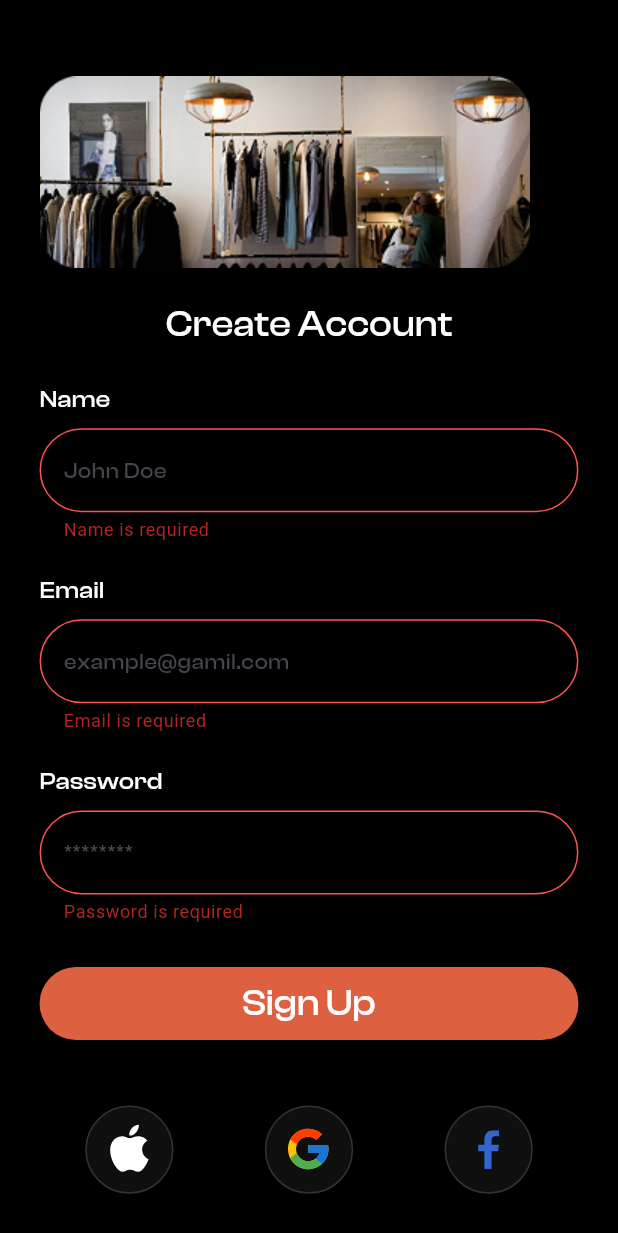
After one commit to NadyAlwazah/flutter-task04-team-ecommerce-getx-mvc-api-adv, a Flutter app: the CreateAcount screen opened by its route, after a tap on "Sign Up", on a phone screen of 412 x 824 dp. The commit adds this screen. Shown: the top 1233 px of the screen. Run offline on Flutter 3.47's test engine with Material 3 defaults, Android fonts, the phone set to English and light mode, and no system bars; our stand-ins replace dartz, equatable, flutter_screenutil, flutter_svg, get, google_fonts and 1 more; accounts and stored records are empty.

Commit message:
feat: implement create account screen and forget password and verty

```diff
--- a/lib/core/classes/crud.dart
+++ b/lib/core/classes/crud.dart
@@ -6,6 +6,8 @@ import 'package:flutter_task04_team_ecommerce_getx_mvc_api_adv/core/constants/ap
 import 'package:flutter_task04_team_ecommerce_getx_mvc_api_adv/core/helpful_function/check_internet.dart';
 import 'package:flutter_task04_team_ecommerce_getx_mvc_api_adv/core/network/server_helper.dart';
 import 'package:http/http.dart' as http;
+
+import '../helpful_function/check_internet.dart';
 
 class Crud {
   ///Get Request
--- a/lib/core/constants/assets.dart
+++ b/lib/core/constants/assets.dart
@@ -4,10 +4,14 @@ class AssetsData {
 
   // Images
   static const imageBoyPng = "${_images}boy.png";
+  static const imageCreateAcount = "${_images}Rectangle.png";
 
   //Icons
   static const iconBagWelcomeSvg = "${_icons}bag.svg";
   static const iconArrowBackSvg = "${_icons}arrow_back.svg";
   static const iconSearchSvg = "${_icons}search.svg";
   static const iconHeartOutlineSvg = "${_icons}heart_outline.svg";
+  static const icongoogleSvg = "${_icons}googleIcons.svg";
+  static const iconfacebookSvg = "${_icons}facebookIcons.svg";
+  static const iconappleSvg = "${_icons}appleIcons.svg";
 }
--- /dev/null
+++ b/lib/core/helpful_function/validate.dart
@@ -0,0 +1,28 @@
+class Validator {
+  static passwordValidator(String? value) {
+    if (value == null || value.isEmpty) {
+      return 'Password is required';
+    } else if (value.length < 6) {
+      return 'Password must be at least 6 characters long';
+    }
+    return null;
+  }
+
+  static emailValidator(String? value) {
+    if (value == null || value.isEmpty) {
+      return 'Email is required';
+    } else if (!RegExp(r'^[\w-\.]+@([\w-]+\.)+[\w-]{2,4}$').hasMatch(value)) {
+      return 'Please enter a valid email address';
+    }
+    return null;
+  }
+
+  static nameValidator(String? value) {
+    if (value == null || value.isEmpty) {
+      return 'Name is required';
+    } else if (value.length < 2) {
+      return 'Name must be at least 2 characters long';
+    }
+    return null;
+  }
+}
--- a/lib/core/routes/app_pages.dart
+++ b/lib/core/routes/app_pages.dart
@@ -1,9 +1,28 @@
+import 'package:flutter_task04_team_ecommerce_getx_mvc_api_adv/core/classes/crud.dart';
 import 'package:flutter_task04_team_ecommerce_getx_mvc_api_adv/core/routes/app_routes.dart';
+import 'package:flutter_task04_team_ecommerce_getx_mvc_api_adv/view/create_acount_section/create_acount_section_controller/create_acount_controller.dart';
+import 'package:flutter_task04_team_ecommerce_getx_mvc_api_adv/view/create_acount_section/create_acount_section_view/create_acount_screen.dart';
+import 'package:flutter_task04_team_ecommerce_getx_mvc_api_adv/view/forget_password_section/forget_password_section_view.dart/forget_password_screen.dart';
+import 'package:flutter_task04_team_ecommerce_getx_mvc_api_adv/view/forget_password_section/forget_password_section_view.dart/virty_password_screen.dart';
 import 'package:flutter_task04_team_ecommerce_getx_mvc_api_adv/view/splash/splash_view.dart';
 import 'package:get/get.dart';
 
 class AppPages {
   static final List<GetPage<dynamic>> getPages = [
     GetPage(name: AppRoutes.kSplash, page: () => const SplashView()),
+    GetPage(
+      name: AppRoutes.kSignup,
+      page: () => CreateAcount(),
+      binding: BindingsBuilder(
+        () => Get.lazyPut<RegisterController>(
+          () => RegisterController(Get.find<Crud>()),
+        ),
+      ),
+    ),
+    GetPage(name: AppRoutes.kVerifyCode, page: () => VirtyCodeScreen()),
+    GetPage(
+      name: AppRoutes.kForgotPassword,
+      page: () => ForgetPasswordScreen(),
+    ),
   ];
 }
--- /dev/null
+++ b/lib/view/create_acount_section/create_acount_section_controller/create_acount_controller.dart
@@ -0,0 +1,60 @@
+import 'package:flutter_task04_team_ecommerce_getx_mvc_api_adv/core/classes/crud.dart';
+import 'package:flutter_task04_team_ecommerce_getx_mvc_api_adv/core/classes/status_class.dart';
+import 'package:flutter_task04_team_ecommerce_getx_mvc_api_adv/core/constants/app_links.dart';
+import 'package:flutter_task04_team_ecommerce_getx_mvc_api_adv/core/routes/app_routes.dart';
+import 'package:flutter_task04_team_ecommerce_getx_mvc_api_adv/models/user_model.dart';
+import 'package:get/get.dart';
+
+class RegisterController extends GetxController {
+  final Crud crud;
+
+  RegisterController(this.crud);
+
+  StatusClass status = StatusClass.init;
+  String? errorMessage;
+
+  Future<void> register({
+    required String name,
+    required String email,
+    required String password,
+    required String avatar,
+  }) async {
+    if (status == StatusClass.isLoading) return;
+    status = StatusClass.isLoading;
+    update();
+
+    final register = UserModel(
+      email: email,
+      password: password,
+      name: name,
+      avatar: avatar,
+    );
+
+    final result = await crud.postData(
+      endPoint: "${AppLinks.signUp}",
+
+      body: register.toJson(),
+    );
+
+    result.fold(
+      (failure) {
+        status = failure as StatusClass;
+        errorMessage = status.message;
+
+        update();
+        print('rigister errrrror');
+
+        Get.snackbar('register Failed', errorMessage!);
+      },
+      (response) {
+        status = StatusClass.success;
+
+        update();
+        print('register SUCCESS');
+        print('Navigating to: home}');
+        Get.snackbar('تم انشاء الحساب بنجاح ', "");
+        Get.offAllNamed(AppRoutes.kHome);
+      },
+    );
+  }
+}
--- /dev/null
+++ b/lib/view/create_acount_section/create_acount_section_view/create_acount_screen.dart
@@ -0,0 +1,156 @@
+import 'package:flutter/material.dart';
+import 'package:flutter_screenutil/flutter_screenutil.dart';
+import 'package:flutter_svg/flutter_svg.dart';
+import 'package:flutter_task04_team_ecommerce_getx_mvc_api_adv/core/constants/app_colors.dart';
+import 'package:flutter_task04_team_ecommerce_getx_mvc_api_adv/core/constants/app_size.dart';
+import 'package:flutter_task04_team_ecommerce_getx_mvc_api_adv/core/constants/assets.dart';
+import 'package:flutter_task04_team_ecommerce_getx_mvc_api_adv/core/constants/styles.dart';
+import 'package:flutter_task04_team_ecommerce_getx_mvc_api_adv/core/helpful_function/validate.dart';
+import 'package:flutter_task04_team_ecommerce_getx_mvc_api_adv/view/create_acount_section/create_acount_section_controller/create_acount_controller.dart';
+
+import 'package:flutter_task04_team_ecommerce_getx_mvc_api_adv/widgets/custom_text_field.dart';
+import 'package:flutter_task04_team_ecommerce_getx_mvc_api_adv/view/create_acount_section/create_acount_section_view/widgets/divider.dart';
+import 'package:flutter_task04_team_ecommerce_getx_mvc_api_adv/widgets/circle_button.dart';
+import 'package:flutter_task04_team_ecommerce_getx_mvc_api_adv/widgets/custom_button.dart';
+import 'package:get/get.dart';
+
+class CreateAcount extends StatelessWidget {
+  CreateAcount({super.key});
+  TextEditingController nameController = TextEditingController();
+  GlobalKey<FormState> _formKey = GlobalKey<FormState>();
+  TextEditingController emailController = TextEditingController();
+  TextEditingController passwordController = TextEditingController();
+  final RegisterController controller = Get.find<RegisterController>();
+  @override
+  Widget build(BuildContext context) {
+    return Scaffold(
+      body: SingleChildScrollView(
+        child: Padding(
+          padding: EdgeInsets.symmetric(horizontal: AppSize.s24.w),
+          child: Form(
+            key: _formKey,
+            child: Column(
+              crossAxisAlignment: CrossAxisAlignment.start,
+              children: [
+                SizedBox(height: 50.h),
+                Image.asset(AssetsData.imageCreateAcount),
+                SizedBox(height: AppSize.s20.h),
+                Center(
+                  child: Text(
+                    "Create Account",
+                    style: Styles.textStyle24W500ClashDisplay.copyWith(
+                      color: Colors.white,
+                    ),
+                  ),
+                ),
+                SizedBox(height: AppSize.s20.h),
+                Text(
+                  "Name",
+                  style: Styles.textStyle16W500ClashDisplay.copyWith(
+                    color: Colors.white,
+                  ),
+                ),
+                SizedBox(height: AppSize.s8.h),
+                AppTextField(
+                  controller: nameController,
+                  hintText: "John Doe",
+                  validator: (value) {
+                    return Validator.nameValidator(value);
+                  },
+                ),
+                SizedBox(height: AppSize.s20.h),
+                Text(
+                  "Email",
+                  style: Styles.textStyle16W500ClashDisplay.copyWith(
+                    color: Colors.white,
+                  ),
+                ),
+                SizedBox(height: AppSize.s8.h),
+                AppTextField(
+                  controller: emailController,
+                  hintText: "example@gamil.com",
+                  validator: (value) {
+                    return Validator.emailValidator(value);
+                  },
+                ),
+                SizedBox(height: AppSize.s20.h),
+                Text(
+                  "Password",
+                  style: Styles.textStyle16W500ClashDisplay.copyWith(
+                    color: Colors.white,
+                  ),
+                ),
+                SizedBox(height: AppSize.s8.h),
+                AppTextField(
+                  controller: passwordController,
+                  hintText: "********",
+
+                  validator: (value) {
+                    return Validator.passwordValidator(value);
+                  },
+                ),
+                SizedBox(height: 28.h),
+                CustomButton(
+                  text: "Sign Up",
+                  onPressed: () {
+                    if (_formKey.currentState!.validate()) {
+                      controller.register(
+                        name: nameController.text.trim(),
+                        email: emailController.text.toString(),
+                        password: passwordController.text.toString(),
+                        avatar:
+                            "https://api.lorem.space/image/face?w=640&h=480",
+                      );
+                    }
+                  },
+                  // backgroundColor: AppColors.primary,
+                  radius: 150,
+                ),
+                SizedBox(height: 43.h),
+                Row(
+                  mainAxisAlignment: MainAxisAlignment.spaceAround,
+                  children: [
+                    CircleButton(
+                      child: SvgPicture.asset(AssetsData.iconappleSvg),
+                    ),
+                    CircleButton(
+                      child: SvgPicture.asset(AssetsData.icongoogleSvg),
+                    ),
+                    CircleButton(
+                      child: SvgPicture.asset(AssetsData.iconfacebookSvg),
+                    ),
+                  ],
+                ),
+                SizedBox(height: 30.h),
+                //TEXT
+                Text.rich(
+                  textAlign: TextAlign.center,
+                  TextSpan(
+                    children: [
+                      TextSpan(
+                        text: '   Already have an account? ',
+                        style: Styles.textStyle16W500ClashDisplay.copyWith(
+                          color: Colors.white,
+                        ),
+                      ),
+                      TextSpan(
+                        text: 'Sign In',
+                        style: Styles.textStyle16W500ClashDisplay.copyWith(
+                          color: AppColors.primary,
+                        ),
+                      ),
+                    ],
+                  ),
+                ),
+                SizedBox(height: 31.h),
+                DividerWidget(),
+                //diveder
+                SizedBox(height: 4.h),
+              ],
+            ),
+          ),
+        ),
+      ),
+    );
+  }
+}
--- /dev/null
+++ b/lib/view/create_acount_section/create_acount_section_view/widgets/divider.dart
@@ -0,0 +1,22 @@
+import 'package:flutter/material.dart';
+import 'package:flutter/widgets.dart';
+import 'package:flutter_screenutil/flutter_screenutil.dart';
+import 'package:flutter_task04_team_ecommerce_getx_mvc_api_adv/core/constants/app_colors.dart';
+
+class DividerWidget extends StatelessWidget {
+  const DividerWidget({super.key});
+
+  @override
+  Widget build(BuildContext context) {
+    return Divider(
+      color: Colors.white,
+
+      indent: 120,
+      endIndent: 120,
+      radius: BorderRadius.circular(4),
+      thickness: 4,
+
+      // indent: 4
+    );
+  }
+}
--- a/lib/widgets/app_loader.dart
+++ b/lib/widgets/app_loader.dart
@@ -1,5 +1,7 @@
 import 'package:flutter/cupertino.dart';
 import 'package:flutter_task04_team_ecommerce_getx_mvc_api_adv/core/constants/app_colors.dart';
+
+import '../core/constants/app_colors.dart';
 
 class AppLoader extends StatelessWidget {
   final double radius;
--- /dev/null
+++ b/lib/widgets/custom_text_field.dart
@@ -0,0 +1,105 @@
+import 'package:flutter/material.dart';
+import 'package:flutter_task04_team_ecommerce_getx_mvc_api_adv/core/constants/app_colors.dart';
+import 'package:flutter_task04_team_ecommerce_getx_mvc_api_adv/core/constants/styles.dart';
+
+class AppTextField extends StatelessWidget {
+  const AppTextField({
+    super.key,
+    this.controller,
+    this.hintText,
+    this.labelText,
+    this.prefixIcon,
+    this.suffixIcon,
+    this.obscureText = false,
+    this.keyboardType,
+    this.validator,
+    this.onChanged,
+    this.onTap,
+    this.enabled = true,
+    this.readOnly = false,
+    this.borderRadius = 150,
+    this.fillColor,
+    this.borderColor,
+    this.focusedBorderColor,
+  });
+
+  final TextEditingController? controller;
+
+  final String? hintText;
+  final String? labelText;
+
+  /// Icon / Widget at the beginning of the field
+  final Widget? prefixIcon;
+
+  /// Icon / Widget at the end of the field
+  final Widget? suffixIcon;
+
+  final bool obscureText;
+  final TextInputType? keyboardType;
+
+  final String? Function(String?)? validator;
+  final void Function(String)? onChanged;
+  final VoidCallback? onTap;
+
+  final bool enabled;
+  final bool readOnly;
+
+  final double borderRadius;
+
+  final Color? fillColor;
+  final Color? borderColor;
+  final Color? focusedBorderColor;
+
+  @override
+  Widget build(BuildContext context) {
+    return TextFormField(
+      controller: controller,
+      obscureText: obscureText,
+      keyboardType: keyboardType,
+      validator: validator,
+      onChanged: onChanged,
+      onTap: onTap,
+      enabled: enabled,
+      readOnly: readOnly,
+      style: const TextStyle(color: Colors.white),
+      decoration: InputDecoration(
+        hintText: hintText,
+        labelText: labelText,
+        hintStyle: Styles.textStyle14W500ClashDisplay,
+        prefixIcon: prefixIcon,
+        suffixIcon: suffixIcon,
+        suffixIconColor: AppColors.secondText,
+        filled: fillColor != null,
+        fillColor: fillColor,
+
+        border: OutlineInputBorder(
+          borderRadius: BorderRadius.circular(borderRadius),
+          borderSide: BorderSide(color: borderColor ?? Colors.grey),
+        ),
+
+        enabledBorder: OutlineInputBorder(
+          borderRadius: BorderRadius.circular(borderRadius),
+          borderSide: BorderSide(color: borderColor ?? Colors.grey),
+        ),
+
+        focusedBorder: OutlineInputBorder(
+          borderRadius: BorderRadius.circular(borderRadius),
+          borderSide: BorderSide(
+            color: focusedBorderColor ?? AppColors.primary,
+            width: 1,
+          ),
+        ),
+        // contentPadding: const EdgeInsets.symmetric(horizontal: 16, vertical: 17),
+        errorBorder: OutlineInputBorder(
+          borderRadius: BorderRadius.circular(borderRadius),
+          borderSide: const BorderSide(color: Colors.redAccent),
+        ),
+
+        focusedErrorBorder: OutlineInputBorder(
+          borderRadius: BorderRadius.circular(borderRadius),
+          borderSide: const BorderSide(color: Colors.redAccent, width: 1.5),
+        ),
+      ),
+    );
+  }
+}
```
Also changed, not shown: lib/view/forget_password_section/forget_password_section_view.dart/forget_password_screen.dart (added, +74 -0 lines), lib/view/forget_password_section/forget_password_section_view.dart/virty_password_screen.dart (added, +96 -0 lines), lib/view/forget_password_section/forget_password_section_view.dart/widgets/numer.dart (added, +34 -0 lines), assets/icons/appleIcons.svg (added), assets/icons/facebookIcons.svg (added), assets/icons/googleIcons.svg (added), assets/images/Rectangle.png (added).
